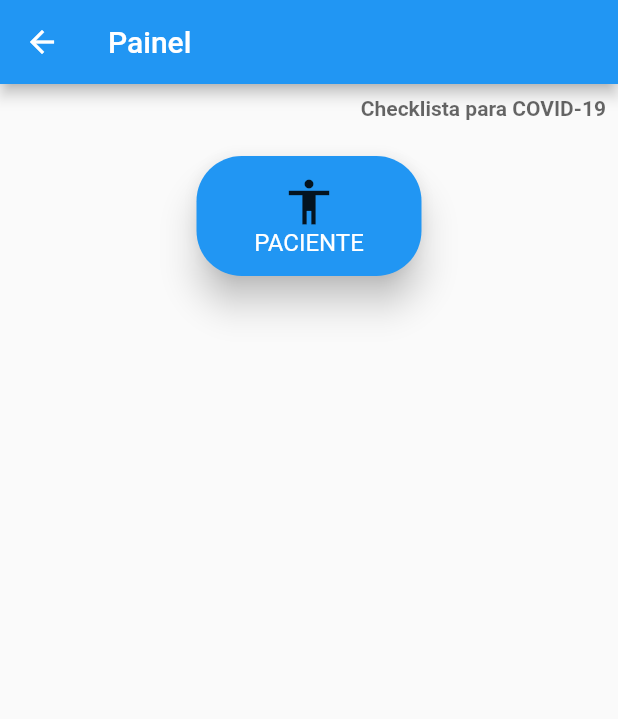
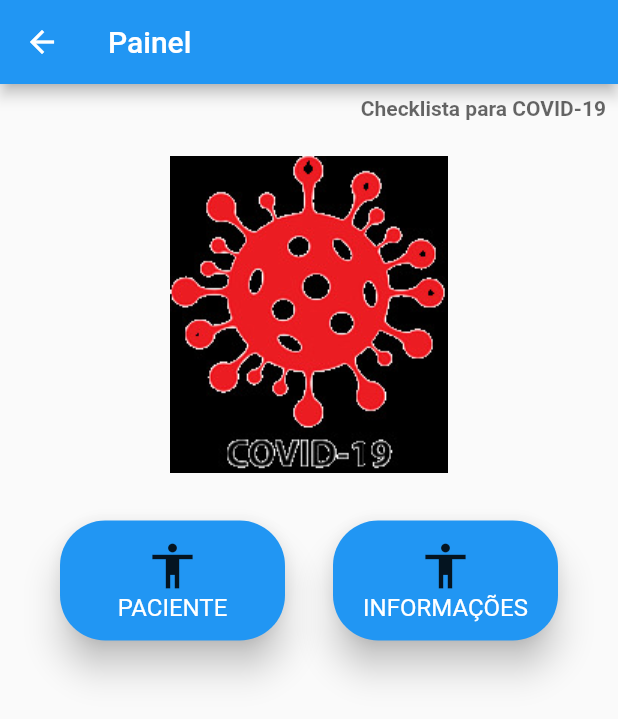
Before and after one commit to CarolineGuterres/flutter_app_01, a Flutter app: the DashBoard screen opened directly, on a phone screen of 412 x 824 dp. Shown: the top 719 px of the screen. Run offline on Flutter 3.47's test engine with Material 2 defaults, Android fonts, the light colour scheme and no system bars; Roboto replaces fonts that are missing (OpenSans).

Commit message:
Add files via upload

```diff
--- a/lib/views/android/dashboard.dart
+++ b/lib/views/android/dashboard.dart
@@ -12,9 +12,8 @@ class DashBoard extends StatelessWidget {
         ),//AppBar
         body: Column(
             children: <Widget>[
-                _msgSuperiorText(),
-            //    _imgCentral(),
-               // Image.asset('imagens/gripe.jpeg'),
+                 _msgSuperiorText(),
+               _imgCentral(), //método para inserir imagem
                     Row(
                         mainAxisAlignment: MainAxisAlignment.center,
                         children: <Widget>[
@@ -25,6 +24,10 @@ class DashBoard extends StatelessWidget {
                                   builder:(context) => PacienteList()
                             ));//MaterialPagerRoute
                         },),//ItenElemento
+                        _ItemElemento('INFORMAÇÕES', Icons.accessibility,
+                              onClick: (){
+                                debugPrint('Informações');
+                            },),
                         // _ItemElemento('RESULTADO', Icons.check_circle_outline,()),
                     ],//<Widget> []
                 )//Row
```
